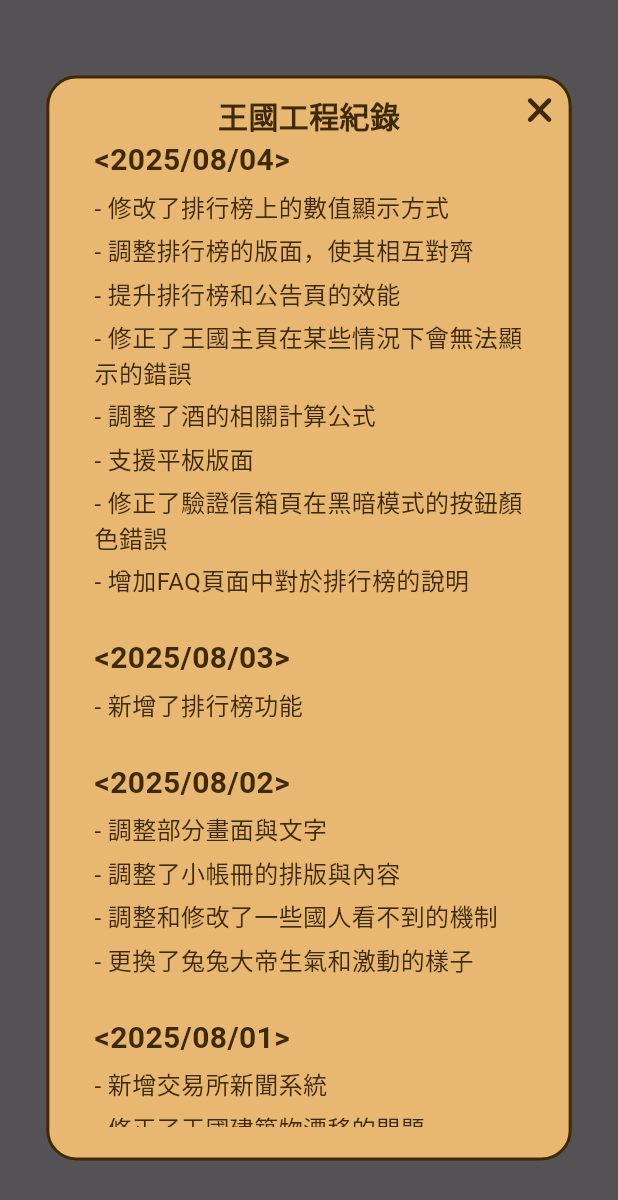
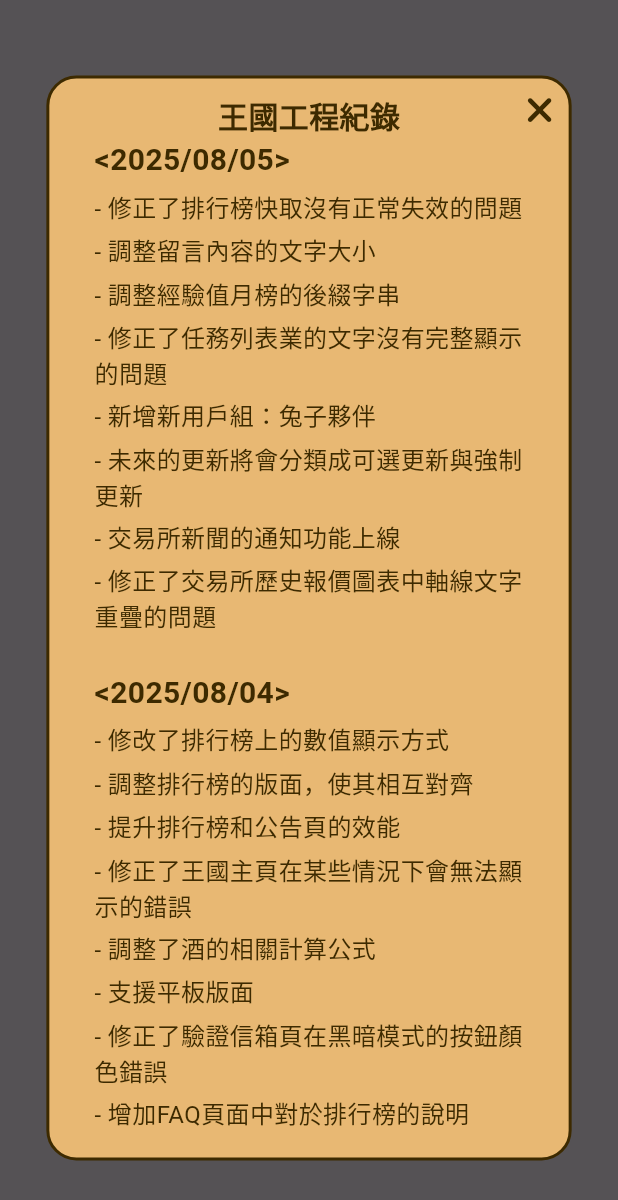
Before and after one commit to emu-rabbit/rabbit_kingdom, a Flutter app: the ReleaseNotePopup widget shown alone on an empty page, opened directly, on a phone screen of 412 x 824 dp. Shown: the top 1200 px of the screen. Run offline on Flutter 3.47's test engine with Material 3 defaults, Android fonts, the phone set to English and light mode, and no system bars; our stand-ins replace cloud_firestore, firebase_auth, firebase_core, firebase_crashlytics, firebase_messaging, firebase_remote_config and 8 more; missing offline and left inert: app_settings, app_tracking_transparency, firebase_app_check; accounts and stored records are empty; Roboto replaces fonts that are missing (JFHuninn).

Commit message:
Update release_note_popup.dart

```diff
--- a/lib/popups/release_note_popup.dart
+++ b/lib/popups/release_note_popup.dart
@@ -18,6 +18,19 @@ class ReleaseNotePopup extends StatelessWidget {
   @override
   Widget build(BuildContext context) {
     final List<_ReleaseNote> notes = [
+      _ReleaseNote(
+          title: "<2025/08/05>",
+          contents: [
+            "修正了排行榜快取沒有正常失效的問題",
+            "調整留言內容的文字大小",
+            "調整經驗值月榜的後綴字串",
+            "修正了任務列表業的文字沒有完整顯示的問題",
+            "新增新用戶組：兔子夥伴",
+            "未來的更新將會分類成可選更新與強制更新",
+            "交易所新聞的通知功能上線",
+            "修正了交易所歷史報價圖表中軸線文字重疊的問題"
+          ]
+      ),
       _ReleaseNote(
           title: "<2025/08/04>",
           contents: [
```
